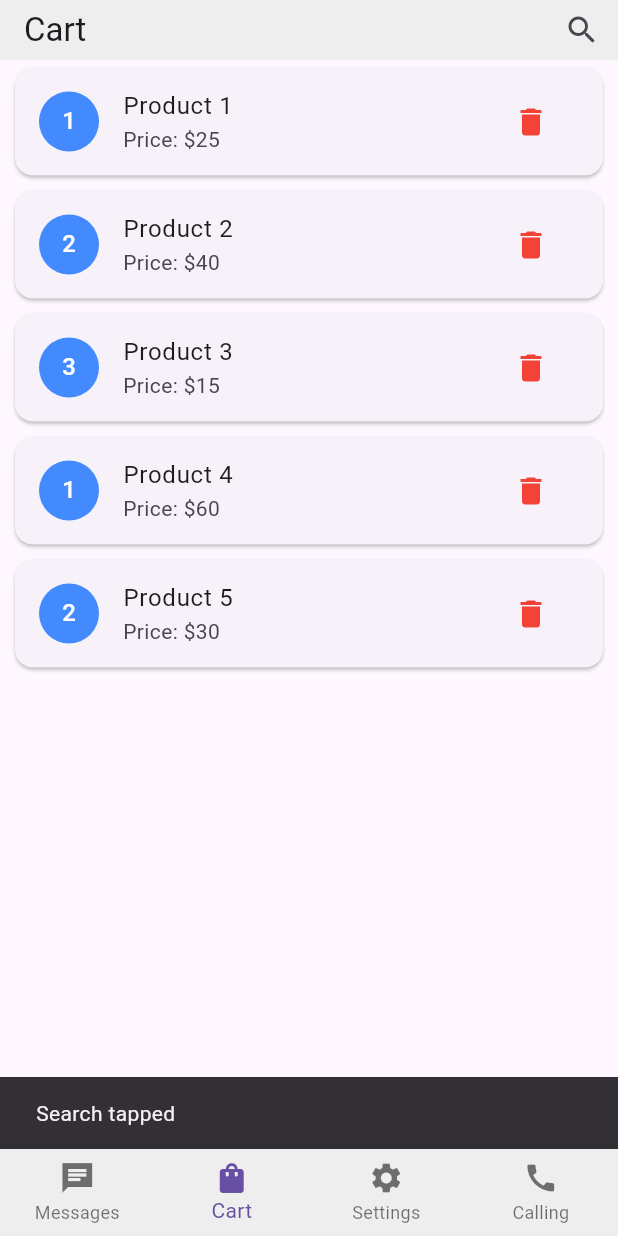
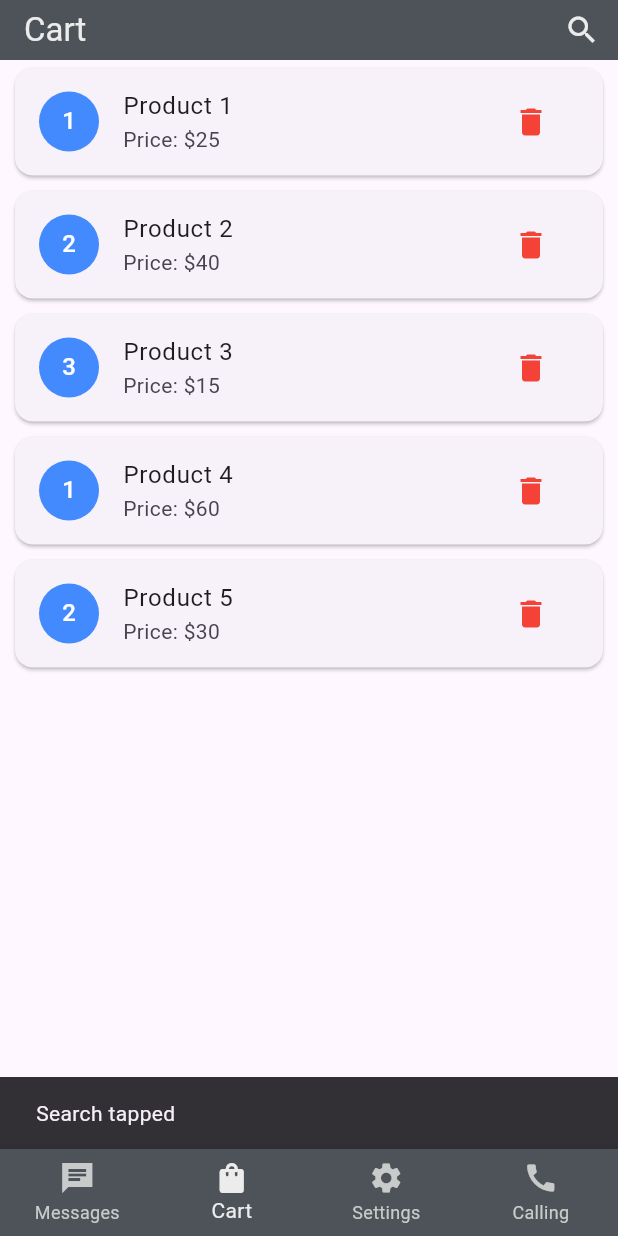
Before and after one commit to Hamza1-creator/_1st_app, a Flutter app: the screen it shows after launch, item 2 of the bottom bar chosen, after a tap on the "search" icon, on a phone screen of 412 x 824 dp. Run offline on Flutter 3.47's test engine with Material 3 defaults, Android fonts, the phone set to English and light mode, and no system bars.

Commit message:
_UI_changes
Ui changes

```diff
--- a/lib/Chat.dart
+++ b/lib/Chat.dart
@@ -10,15 +10,17 @@ class Messages extends StatelessWidget {
       length: 2,
       child: Scaffold(
         appBar: AppBar(
-          backgroundColor: Colors.grey[200],
+          backgroundColor: const Color.fromARGB(255, 77, 83, 88),
           bottom: PreferredSize(
             preferredSize: Size.fromHeight(0.0),
             child: TabBar(
+              labelColor: const Color.fromARGB(255, 236, 236, 236),
+              unselectedLabelColor: const Color.fromARGB(255, 236, 236, 236),
               indicator: UnderlineTabIndicator(
-                borderSide: BorderSide(width: 4.0, color: Colors.blue), // Thickness and color of the indicator
-                insets: EdgeInsets.symmetric(horizontal: 80.0), // Adjust padding to make the indicator narrower
+                borderSide: BorderSide(width: 4.0, color: Colors.blue),
+                insets: EdgeInsets.symmetric(horizontal: 80.0),
               ),
-              indicatorSize: TabBarIndicatorSize.label, // Use this for the label size
+              indicatorSize: TabBarIndicatorSize.label,
               tabs: const [
                 Tab(text: "Chats"),
                 Tab(text: "Status"),
--- a/lib/HomeScreen.dart
+++ b/lib/HomeScreen.dart
@@ -33,14 +33,15 @@ class _HomeScreenState extends State<HomeScreen> {
   Widget build(BuildContext context) {
     return SafeArea(
       child : Scaffold(
-      backgroundColor: Colors.grey[200],
+      backgroundColor: const Color.fromARGB(255, 77, 83, 88),
      appBar: AppBar(
-      backgroundColor: Colors.grey[200],
+      backgroundColor: const Color.fromARGB(255, 77, 83, 88),
       toolbarHeight: 40.0,
-        title: Text(_titles[_currentIndex]),
+        title: Text(_titles[_currentIndex] ,style: TextStyle(color: const Color.fromARGB(255, 236, 236, 236)),),
         actions: [
           IconButton(
             icon: const Icon(Icons.search),
+            color: const Color.fromARGB(255, 236, 236, 236),
             onPressed: () {
               ScaffoldMessenger.of(context).showSnackBar(
                 const SnackBar(content: Text("Search tapped")),
@@ -52,7 +53,9 @@ class _HomeScreenState extends State<HomeScreen> {
 
       body: _pages[_currentIndex],
       bottomNavigationBar: BottomNavigationBar(
-        backgroundColor: Colors.grey[200],
+        backgroundColor: const Color.fromARGB(255, 77, 83, 88),
+        selectedItemColor: const Color.fromARGB(255, 236, 236, 236),
+        unselectedItemColor: const Color.fromARGB(255, 201, 202, 202),
         type: BottomNavigationBarType.fixed,
         currentIndex: _currentIndex,
         onTap: (index) {
```
Also changed, not shown: lib/ChatsTab.Dart (+9 -7 lines).
